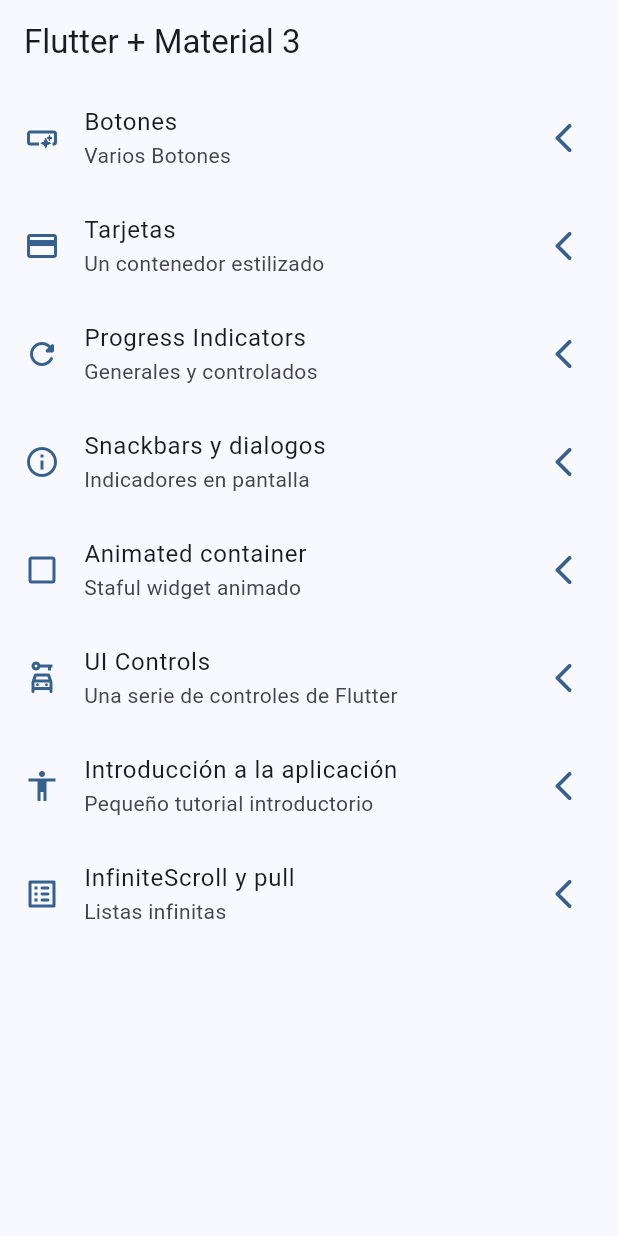
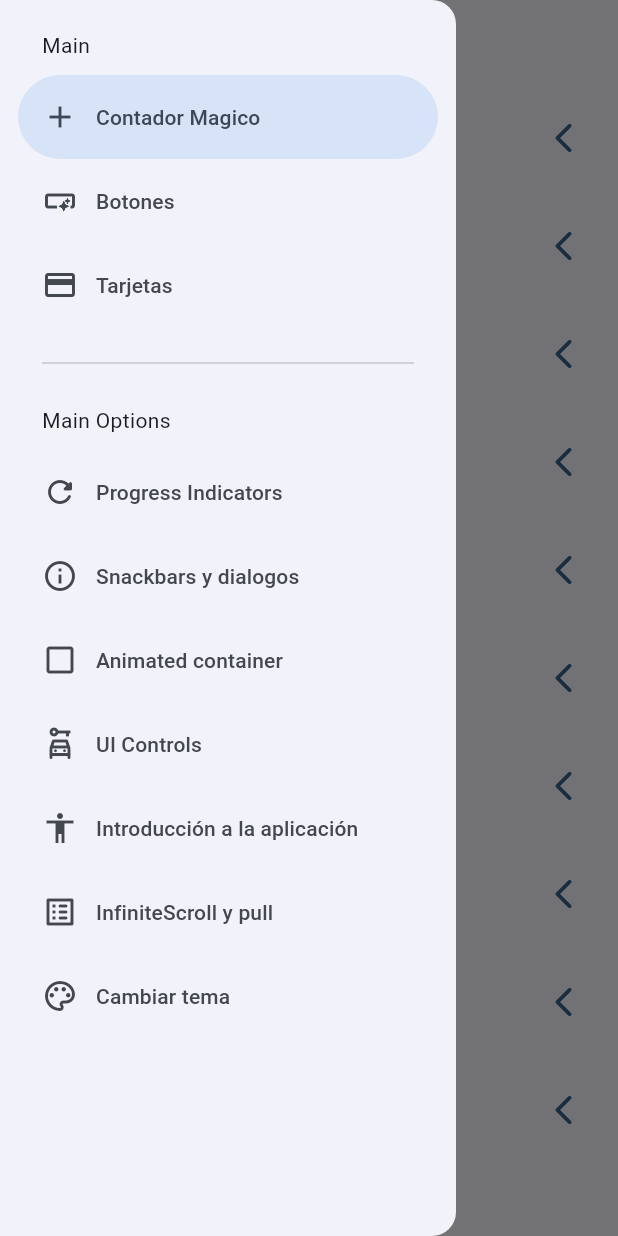
Before and after one commit to danielsimarro/widgets_app, a Flutter app: the screen it shows after launch, with the side drawer open (before the commit the screen has no drawer), on a phone screen of 412 x 824 dp. Run offline on Flutter 3.47's test engine with Material 2 defaults, Android fonts, the phone set to English and light mode, and no system bars; our stand-ins replace animate_do, flutter_riverpod, go_router.

Commit message:
Antes de statenotifier

```diff
--- a/lib/config/menu/menu_items.dart
+++ b/lib/config/menu/menu_items.dart
@@ -14,6 +14,11 @@ class MenuItem {
 }
 
 const appMenuItems = <MenuItem>[
+  MenuItem(
+      title: 'Contador Magico',
+      subTitle: 'El contador de la muerte',
+      link: '/counter',
+      icon: Icons.add),
   MenuItem(
       title: 'Botones',
       subTitle: 'Varios Botones',
@@ -53,5 +58,10 @@ const appMenuItems = <MenuItem>[
       title: 'InfiniteScroll y pull',
       subTitle: 'Listas infinitas',
       link: '/infinite',
-      icon: Icons.list_alt_rounded)
+      icon: Icons.list_alt_rounded),
+  MenuItem(
+      title: 'Cambiar tema',
+      subTitle: 'Cambiar tema de la aplicaión',
+      link: '/theme-changer',
+      icon: Icons.color_lens_outlined)
 ];
--- a/lib/config/router/app_router.dart
+++ b/lib/config/router/app_router.dart
@@ -49,6 +49,16 @@ final appRouter = GoRouter(
       path: '/infinite',
       name: InfiniteScrollScreen.name,
       builder: (context, state) => const InfiniteScrollScreen(),
+    ),
+    GoRoute(
+      path: '/counter',
+      name: CounterScreen.name,
+      builder: (context, state) => const CounterScreen(),
+    ),
+    GoRoute(
+      path: '/theme-changer',
+      name: ThemeChangeScreen.name,
+      builder: (context, state) => const ThemeChangeScreen(),
     )
   ],
 );
--- a/lib/config/theme/app_theme.dart
+++ b/lib/config/theme/app_theme.dart
@@ -11,14 +11,16 @@ const colorList = <Color>[
 
 class AppTheme {
   final int selectedColor;
+  final bool isDarkmode;
 
-  AppTheme({this.selectedColor = 0})
+  AppTheme({this.selectedColor = 0, this.isDarkmode = false})
       : assert(selectedColor >= 0, 'Selected color must be grater then 0'),
         assert(selectedColor < colorList.length,
             'Selected color must be less or equal than ${colorList.length}');
 
   ThemeData getTheme() => ThemeData(
       useMaterial3: true,
+      brightness: isDarkmode ? Brightness.dark : Brightness.light,
       colorSchemeSeed: colorList[selectedColor],
       appBarTheme: const AppBarTheme(centerTitle: false));
 }
--- a/lib/main.dart
+++ b/lib/main.dart
@@ -1,22 +1,30 @@
 import 'package:flutter/material.dart';
+import 'package:flutter_riverpod/flutter_riverpod.dart';
 import 'package:widgets_app/config/router/app_router.dart';
 import 'package:widgets_app/config/theme/app_theme.dart';
+import 'package:widgets_app/presentation/providers/theme_provider.dart';
 
 void main() {
-  runApp(const MainApp());
+  runApp(const ProviderScope(
+    child: MainApp(),
+  ));
 }
 
-class MainApp extends StatelessWidget {
+class MainApp extends ConsumerWidget {
   const MainApp({super.key});
 
   @override
-  Widget build(BuildContext context) {
+  Widget build(BuildContext context, WidgetRef ref) {
+    // Obtenemos el provider
+    final isDark = ref.watch(isDarkmodeProvider);
+    final selectColor = ref.watch(selectedColorProvider);
     // Con el router especificamos todas las rutas en appRouter
     return MaterialApp.router(
       title: 'Flutter Widgets',
       routerConfig: appRouter,
       debugShowCheckedModeBanner: false,
-      theme: AppTheme(selectedColor: 0).getTheme(),
+      theme:
+          AppTheme(selectedColor: selectColor, isDarkmode: isDark).getTheme(),
     );
   }
 }
--- /dev/null
+++ b/lib/presentation/providers/counter_provider.dart
@@ -0,0 +1,3 @@
+import 'package:flutter_riverpod/flutter_riverpod.dart';
+
+final counterProvider = StateProvider((ref) => 5);
--- /dev/null
+++ b/lib/presentation/providers/theme_provider.dart
@@ -0,0 +1,10 @@
+import 'package:flutter_riverpod/flutter_riverpod.dart';
+import 'package:widgets_app/config/theme/app_theme.dart';
+
+final isDarkmodeProvider = StateProvider((ref) => false);
+
+// Listado de colores inmutables
+final colorLisrtProvider = Provider((ref) => colorList);
+
+// Un simple int
+final selectedColorProvider = StateProvider((ref) => 0);
--- a/lib/presentation/screens/home/home_screen.dart
+++ b/lib/presentation/screens/home/home_screen.dart
@@ -1,6 +1,7 @@
 import 'package:flutter/material.dart';
 import 'package:go_router/go_router.dart';
 import 'package:widgets_app/config/menu/menu_items.dart';
+import 'package:widgets_app/presentation/widgets/side_menu.dart';
 
 class HomeScreen extends StatelessWidget {
   const HomeScreen({super.key});
@@ -9,11 +10,17 @@ class HomeScreen extends StatelessWidget {
 
   @override
   Widget build(BuildContext context) {
+    // Nos ayuda a dar datos del scaffold
+    final scaffoldKey = GlobalKey<ScaffoldState>();
     return Scaffold(
+      key: scaffoldKey,
       appBar: AppBar(
         title: const Text('Flutter + Material 3'),
       ),
       body: const _HomeView(),
+      drawer: SideMenu(
+        scaffoldKey: scaffoldKey,
+      ),
     );
   }
 }
--- a/lib/presentation/screens/screens.dart
+++ b/lib/presentation/screens/screens.dart
@@ -1,4 +1,6 @@
 // Esta clase va a exportart todas mis libreria para no sobre saturar una clase que las necesite
+export 'package:widgets_app/presentation/screens/theme_changer/theme_screen.dart';
+export 'package:widgets_app/presentation/counter/counter_screen.dart';
 export 'package:widgets_app/presentation/screens/snackbar/snackbar_screen.dart';
 export 'package:widgets_app/presentation/screens/app_tutorial/app_tutorial_screen.dart';
 export 'package:widgets_app/presentation/screens/infinite_scroll/infinite_scroll_screen.dart';
--- /dev/null
+++ b/lib/presentation/widgets/side_menu.dart
@@ -0,0 +1,59 @@
+import 'package:flutter/material.dart';
+import 'package:go_router/go_router.dart';
+import 'package:widgets_app/config/menu/menu_items.dart';
+
+class SideMenu extends StatefulWidget {
+  final GlobalKey<ScaffoldState> scaffoldKey;
+  const SideMenu({super.key, required this.scaffoldKey});
+
+  @override
+  State<SideMenu> createState() => _SideMenuState();
+}
+
+class _SideMenuState extends State<SideMenu> {
+  int navDrawerIndex = 0;
+
+  @override
+  Widget build(BuildContext context) {
+    // Con esto obtenemos el tamaño del notch y determinar si tiene notch
+    final hasNotch = MediaQuery.of(context).viewPadding.top > 35;
+
+    return NavigationDrawer(
+        //Este nos dice el index que esta seleccionado y con el destinated lo cambiamos
+        selectedIndex: navDrawerIndex,
+        onDestinationSelected: (value) {
+          setState(() {
+            navDrawerIndex = value;
+          });
+
+          // Esto nos sirve para cuando pulsemos vallamos a la otra pantalla
+          final menuItem = appMenuItems[value];
+          context.push(menuItem.link);
+          // Al querer hacer referencia a las propiedades del skafful hayq ue escribir widget delante
+          widget.scaffoldKey.currentState?.closeDrawer();
+        },
+        children: [
+          Padding(
+            padding: EdgeInsets.fromLTRB(28, hasNotch ? 10 : 20, 16, 10),
+            child: const Text('Main'),
+          ),
+          ...appMenuItems
+              .sublist(0, 3)
+              .map((item) => NavigationDrawerDestination(
+                    icon: Icon(item.icon),
+                    label: Text(item.title),
+                  )),
+          const Padding(
+            padding: EdgeInsets.fromLTRB(28, 16, 28, 10),
+            child: Divider(),
+          ),
+          const Padding(
+              padding: EdgeInsets.fromLTRB(28, 10, 16, 10),
+              child: Text('Main Options')),
+          ...appMenuItems.sublist(3).map((item) => NavigationDrawerDestination(
+                icon: Icon(item.icon),
+                label: Text(item.title),
+              ))
+        ]);
+  }
+}
--- a/pubspec.yaml
+++ b/pubspec.yaml
@@ -10,6 +10,7 @@ dependencies:
   animate_do: ^3.1.2
   flutter:
     sdk: flutter
+  flutter_riverpod: ^2.4.3
   go_router: ^11.1.2
 
 dev_dependencies:
```
Also changed, not shown: lib/presentation/counter/counter_screen.dart (added, +55 -0 lines), lib/presentation/screens/theme_changer/theme_screen.dart (added, +59 -0 lines), pubspec.lock.
